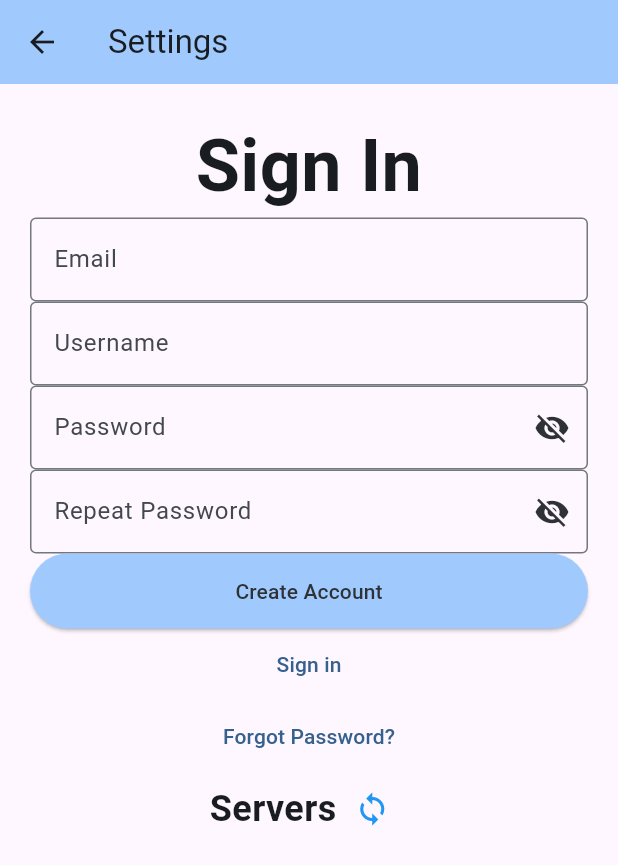
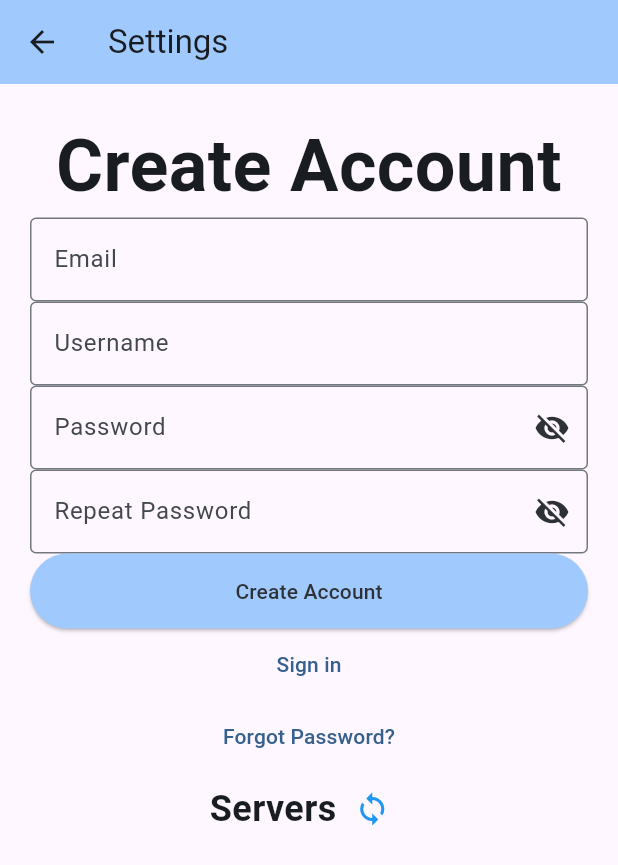
Before and after one commit to CCShambots/sham_parts, a Flutter app: the screen it shows after launch, after a tap on "Create Account", on a phone screen of 412 x 824 dp. Shown: the top 865 px of the screen. Run offline on Flutter 3.47's test engine with Material 3 defaults, Android fonts, the light colour scheme and no system bars; our stand-ins replace cached_network_image, curved_labeled_navigation_bar, file_picker, fl_chart, getwidget, package_info_plus and 2 more; missing offline and left inert: pasteboard, wolt_modal_sheet; network calls fail.

Commit message:
Fix visual bug with account creation

```diff
--- a/lib/account-pages/signIn.dart
+++ b/lib/account-pages/signIn.dart
@@ -80,7 +80,7 @@ class SignInState extends State<SignInWidget> {
                 crossAxisAlignment: CrossAxisAlignment.center,
                 children: [
                   Text(
-                    "Sign In",
+                    !creatingAccount ? "Sign In" : "Create Account",
                     style: StyleConstants.titleStyle,
                     textAlign: TextAlign.center,
                   ),
```
